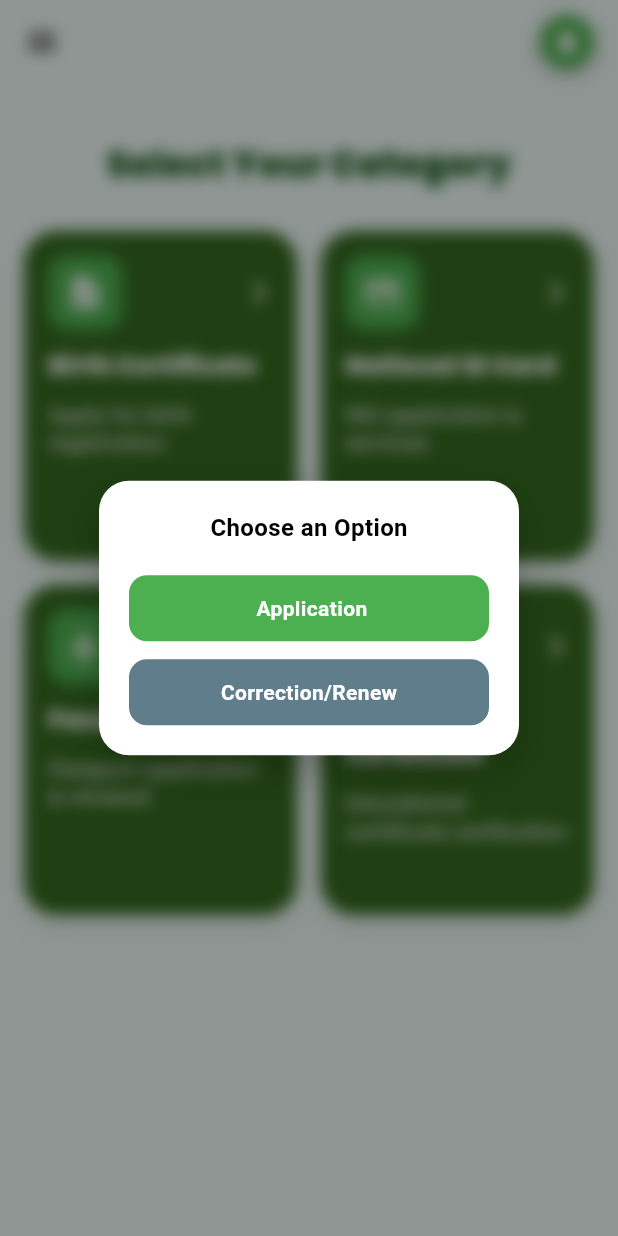
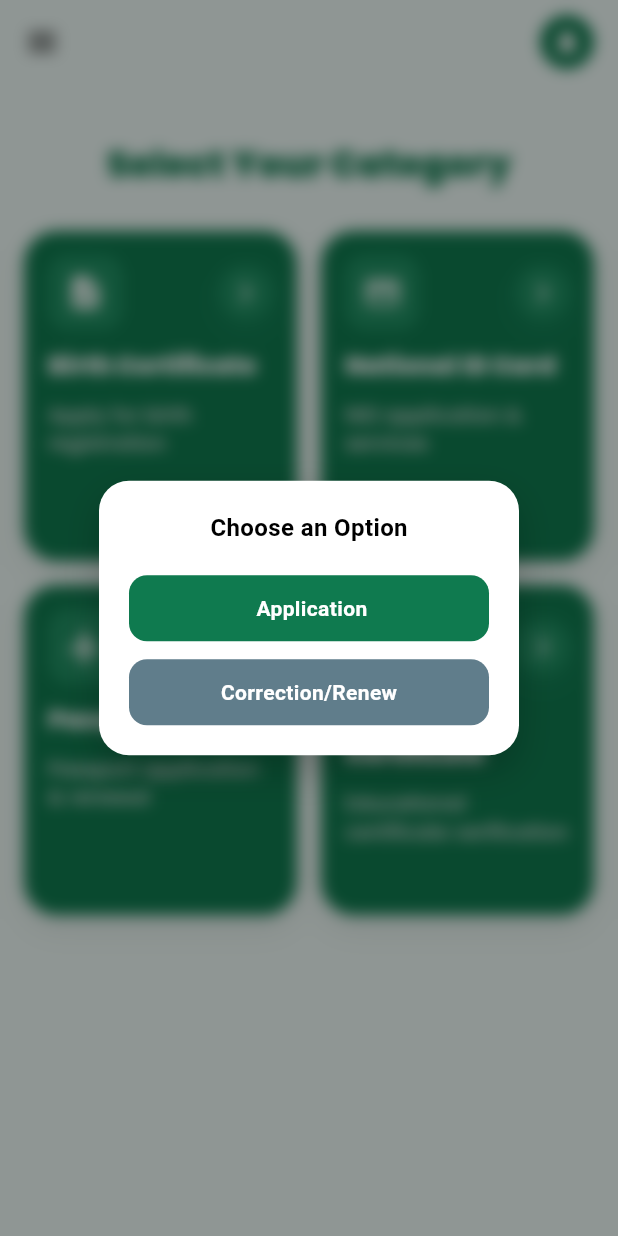
Before and after one commit to mehernigar17/Porichoy, a Flutter app: the screen it shows after launch, after a tap on the "arrow forward ios" icon, on a phone screen of 412 x 824 dp. Run offline on Flutter 3.47's test engine with Material 3 defaults, Android fonts, the phone set to English and light mode, and no system bars; our stand-ins replace google_fonts.

Commit message:
color changed

```diff
--- a/lib/homepage.dart
+++ b/lib/homepage.dart
@@ -89,7 +89,7 @@ void showoptionDialougue(
                       width: double.infinity,
                       padding: const EdgeInsets.symmetric(vertical: 12),
                       decoration: BoxDecoration(
-                        color: Colors.green,
+                        color: const Color(0xFF0F7A4F),
                         borderRadius: BorderRadius.circular(12),
                       ),
                       child: Center(
@@ -189,7 +189,7 @@ void showoptionDialougue(
           height: 220,
           padding: const EdgeInsets.all(16),
           decoration: BoxDecoration(
-            color: isDark?Colors.grey[900]:Colors.lightGreen[900],
+            color: isDark?Colors.grey[900]:const Color(0xFF0F7A4F),
             borderRadius: BorderRadius.circular(22),
             boxShadow:[
               BoxShadow(
@@ -201,27 +201,50 @@ void showoptionDialougue(
           ),
           child: Column(
             crossAxisAlignment: CrossAxisAlignment.start,
+
             children: [
               Row(
                 mainAxisAlignment: MainAxisAlignment.spaceBetween,
+                mainAxisSize: MainAxisSize.max,
+
                 children: [
                   Container(
                     padding: const EdgeInsets.all(12),
                     decoration: BoxDecoration(
-                      color: Colors.green,
+                      color: Color(0xFF1F8F63),
                       borderRadius: BorderRadius.circular(14),
                     ),
                     child: Icon(icon, color: Colors.white, size: 26),
                   ),
-                  InkWell(
+                  const Spacer(),
+
+                  Align(
+                    alignment: Alignment.bottomRight,
+                    child: InkWell(
                       onTap: arrowclick,
                       borderRadius: BorderRadius.circular(20),
+                      child: Container(
+                        padding: const EdgeInsets.all(10),
+                        decoration: BoxDecoration(
+                          color: const Color(0xFF1F8F63),
+                          shape: BoxShape.circle,
+                          boxShadow: [
+                            BoxShadow(
+                              color: const Color(0xFF1F8F63).withOpacity(0.45),
+                              blurRadius: 16,
+                              offset: const Offset(0, 6),
+                            ),
+                          ],
+                        ),
                         child: const Icon(
                           Icons.arrow_forward_ios,
                           color: Colors.white,
-                      size: 18,
+                          size: 16,
                         ),
-                  )
+                      ),
+                    ),
+                  ),
+
 
 
 
@@ -282,8 +305,7 @@ void showoptionDialougue(
     screenWidth < 400 ? screenWidth - 32 : screenWidth / 2 - 24;
 
     return Scaffold(
-    // drawer: AppDrawer(appState: appstate),
-      //drawer: appDrawer(appState: appstate),
+
       drawer: const AppDrawer(),
       backgroundColor:
       appstate.isDark ? Colors.black : const Color(0xffeefaf6),
@@ -294,55 +316,28 @@ void showoptionDialougue(
         iconTheme: IconThemeData(
           color: appstate.isDark ? Colors.white : Colors.black,
         ),
-        //actions: [
-         // Padding(padding:
-       //const EdgeInsets.only(right: 16),
-           // child: CircleAvatar(
-             // radius: 18,
-            //  backgroundColor: Colors.lightGreen[900],
-            //  child: const Icon(
-               // Icons.notifications,
-                //color: Colors.white,
-               // size: 20,
-             // ),
-            //)
-          //)
-        //],
         actions: [
-          Padding(
-            padding: const EdgeInsets.only(right: 16),
-            child: Container(
-              decoration: BoxDecoration(
-                shape: BoxShape.circle,
-                boxShadow: [
-                  BoxShadow(
-                    color: appstate.isDark
-                        ? Colors.black54
-                        : Colors.grey.withOpacity(0.5),
-                    blurRadius: 10,
-                    spreadRadius: 2,
-                    offset: const Offset(0, 4),
-                  ),
-                ],
-              ),
-              child: const CircleAvatar(
+         Padding(padding:
+       const EdgeInsets.only(right: 16),
+            child: CircleAvatar(
               radius: 18,
-                backgroundColor: Colors.green,
-                child: Icon(
+             backgroundColor: const Color(0xFF0F7A4F),
+             child: const Icon(
                Icons.notifications,
                color: Colors.white,
                 size: 20,
               ),
-              ),
-            ),
+            )
           )
         ],
 
 
 
+      ),
 
 
-      ),
+
+
         body: SafeArea(
         child: SingleChildScrollView(
           child: Padding(
@@ -359,12 +354,12 @@ void showoptionDialougue(
                       ? GoogleFonts.hindSiliguri(
                     fontSize: 24,
                     fontWeight: FontWeight.w700,
-                    color: appstate.isDark?Colors.white:Colors.green[900],
+                    color: appstate.isDark?Colors.white:const Color(0xFF0F7A4F),
                   )
                       :GoogleFonts.poppins(
                     fontSize: 24,
                     fontWeight: FontWeight.w900,
-                    color: appstate.isDark?Colors.white:Colors.green[900],
+                    color: appstate.isDark?Colors.white:const Color(0xFF0F7A4F),
                   ),
                 ),
                 const SizedBox(height: 28),
@@ -417,14 +412,7 @@ void showoptionDialougue(
                             const NidCorrection(),
                           );
                         }
-                     // arrowclick: () {
-                        // Navigator.push(
-                        //context,
-                        //MaterialPageRoute(
-                        // builder: (_) => const NidPage(),
-                        //),
-                        // );
-                      //},
+
                     ),
                     categoryCard(
                       icon: Icons.flight,
@@ -447,14 +435,7 @@ void showoptionDialougue(
                           const PassportRenewPage(),
                         );
                       },
-                     // arrowclick: () {
-                        // Navigator.push(
-                        //  context,
-                        //  MaterialPageRoute(
-                        //   builder: (_) => const PassportPage(),
-                        // ),
-                        // );
-                    //  },
+
                     ),
                     categoryCard(
                       icon: Icons.school,
@@ -479,14 +460,7 @@ void showoptionDialougue(
                           secondButtonText: "SSC Certificate",
                         );
                       },
-                     // arrowclick: () {
-                        // Navigator.push(
-                        //  context,
-                        //  MaterialPageRoute(
-                        // builder: (_) => const EducationPage(),
-                        //),
-                        //);
-                     // },
+
                     ),
                   ],
                 ),
```
Lines whose indentation alone changed are shown as unchanged.
